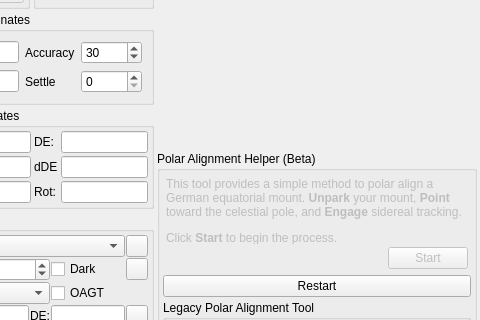
Above: kstars/ekos/align/align.ui from KDE/kstars before the change; both pictures show x 95 to 575 and y 95 to 415 of the 575 by 502 pixel window. Below: the same form after it.
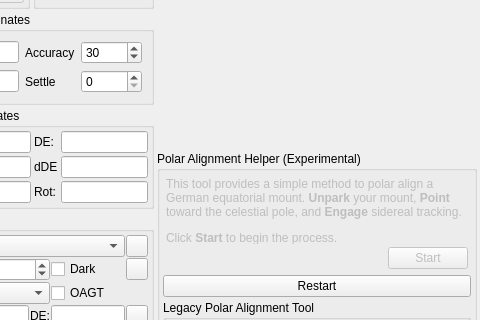
That is the form after the change. Custom widgets are drawn as their Qt base class.

Patch:
```diff
--- a/kstars/ekos/align/align.ui
+++ b/kstars/ekos/align/align.ui
@@ -820,7 +820,7 @@
           </size>
          </property>
          <property name="title">
-          <string>Polar Alignment Helper (Beta)</string>
+          <string>Polar Alignment Helper (Experimental)</string>
          </property>
          <layout class="QVBoxLayout" name="verticalLayout_6">
           <property name="spacing">
```
